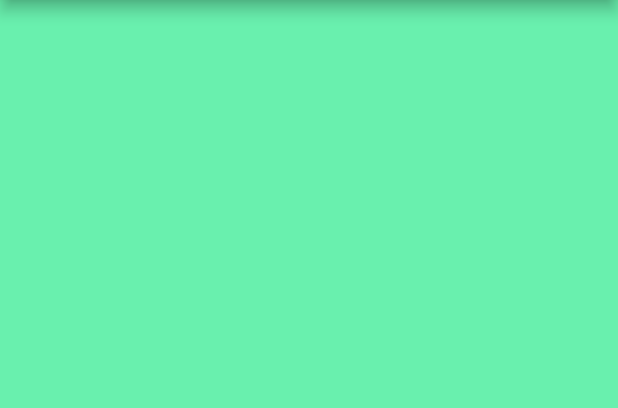
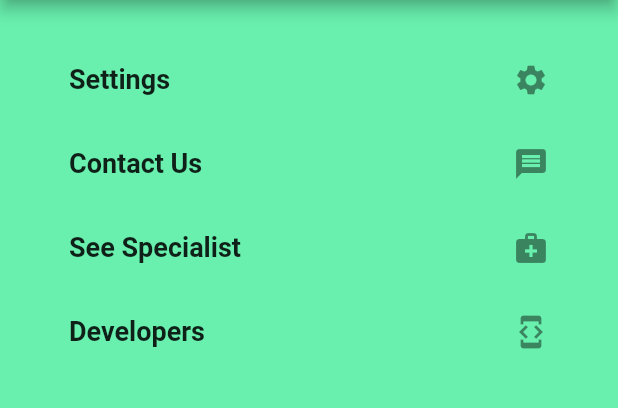
Before and after one commit to pratik-roshan/Major-Project, a Flutter app: the screen it shows after launch, with the side drawer open, on a phone screen of 412 x 824 dp, the part 84-492 px from its top. Run offline on Flutter 3.47's test engine with Material 2 defaults, Android fonts, the phone set to English and light mode, and no system bars; drawn by our look-alikes of curved_navigation_bar; our stand-ins replace image_picker; missing offline and left inert: dart:ffi.

Commit message:
Menubar, homepage and image scanner changed

```diff
--- /dev/null
+++ b/lib/menu/developers.dart
@@ -0,0 +1,24 @@
+import 'package:flutter/material.dart';
+
+class Developers extends StatelessWidget {
+  const Developers({Key? key}) : super(key: key);
+
+  @override
+  Widget build(BuildContext context) {
+    return Scaffold(
+      backgroundColor: Colors.greenAccent,
+      appBar: AppBar(title: Text('Developers'),
+      backgroundColor: Colors.green,),
+      body: GridView.count(crossAxisCount: 2,
+      mainAxisSpacing: 100.0,
+      crossAxisSpacing: 10.0,
+      children: [
+        Image.asset('images/developers/rupesh.jpg'),
+        Image.asset('images/developers/sairam.jpg'),
+        Image.asset('images/developers/pratik.jpg'),
+        Image.asset('images/developers/prashant.jpg'),
+      ],
+      ),
+    );
+  }
+}
--- a/lib/screens/drawer_screen.dart
+++ b/lib/screens/drawer_screen.dart
@@ -1,3 +1,4 @@
+import 'package:apothecary/menu/developers.dart';
 import 'package:flutter/material.dart';
 
 class MyDrawer extends StatefulWidget {
@@ -15,6 +16,39 @@ class _MyDrawerState extends State<MyDrawer> {
       appBar: AppBar(
         backgroundColor: Colors.green,
         title: Text('Menu'),),
+        body: Container(
+          padding: EdgeInsets.symmetric(horizontal: 30,vertical: 25),
+          child: ListView(
+            children: [
+              ListTile(
+                title: Text('Settings', style: TextStyle(fontSize: 18,
+                fontWeight: FontWeight.bold),),
+                trailing:Icon(Icons.settings) ,
+              ),
+              ListTile(
+                title: Text('Contact Us', style: TextStyle(fontSize: 18,
+                fontWeight: FontWeight.bold),),
+                trailing:Icon(Icons.message),
+              ),
+              ListTile(
+                title: Text('See Specialist', style: TextStyle(fontSize: 18,
+                fontWeight: FontWeight.bold),),
+                trailing:Icon(Icons.medical_services) ,
+              ),
+              ListTile(
+                onTap: () {
+                  Navigator.push(
+                            context,
+                            MaterialPageRoute(
+                                builder: (context) => const Developers()));
+                },
+                title: Text('Developers', style: TextStyle(fontSize: 18,
+                fontWeight: FontWeight.bold),),
+                trailing:Icon(Icons.developer_mode) ,
+              ),
+            ],
+          ),
+        ),
     );
   }
 }
--- a/lib/screens/middle_home.dart
+++ b/lib/screens/middle_home.dart
@@ -16,159 +16,97 @@ class _HomePageMiddleState extends State<HomePageMiddle> {
       // ignore: prefer_const_literals_to_create_immutables
       children: [
         ListTile(
-          leading: Image(image: AssetImage('images/Plants/Aloe_vera.jpg')),
+          // leading: Image(image: AssetImage('images/Plants/Aloe_vera.jpg')),
+          leading: CircleAvatar(
+              radius: 40,
+              backgroundImage: AssetImage('images/Plants/Aloe_vera.jpg')),
           title: Text('Aloe Vera'),
           subtitle: Text('click to preview'),
           trailing: Icon(Icons.info),
         ),
         ListTile(
-          leading: Image(image: AssetImage('images/Plants/ashwagandha.png')),
+          // leading: Image(image: AssetImage('images/Plants/ashwagandha.png')),
+          leading: CircleAvatar(
+              radius: 40,
+              backgroundImage: AssetImage('images/Plants/ashwagandha.png')),
           title: Text('Ashwagandha'),
           subtitle: Text('click to preview'),
           trailing: Icon(Icons.info),
         ),
         ListTile(
-          leading: Image(image: AssetImage('images/Plants/calendula.jpg')),
+          // leading: Image(image: AssetImage('images/Plants/calendula.jpg')),
+          leading: CircleAvatar(
+              radius: 40,
+              backgroundImage: AssetImage('images/Plants/calendula.jpg')),
           title: Text('Calendula'),
           subtitle: Text('click to preview'),
           trailing: Icon(Icons.info),
         ),
         ListTile(
-          leading: Image(
-              image: AssetImage('images/Plants/lavender-flower-seeds.jpg')),
+          // leading: Image(
+          //     image: AssetImage('images/Plants/lavender-flower-seeds.jpg')),
+          leading: CircleAvatar(radius: 40,
+            backgroundImage: AssetImage('images/Plants/lavender-flower-seeds.jpg')),
           title: Text('Lavender'),
           subtitle: Text('click to preview'),
           trailing: Icon(Icons.info),
         ),
         ListTile(
-          leading: Image(
-              image: AssetImage('images/Plants/methi-kasturi-fenugreek.jpg')),
+          // leading: Image(
+          //     image: AssetImage('images/Plants/methi-kasturi-fenugreek.jpg')),
+          leading: CircleAvatar(radius: 40,
+            backgroundImage: AssetImage('images/Plants/methi-kasturi-fenugreek.jpg')),
           title: Text('Fenugreek'),
           subtitle: Text('click to preview'),
           trailing: Icon(Icons.info),
         ),
         ListTile(
-          leading: Image(image: AssetImage('images/Plants/Neem.webp')),
+          // leading: Image(image: AssetImage('images/Plants/Neem.webp')),
+          leading: CircleAvatar(radius: 40,
+            backgroundImage: AssetImage('images/Plants/Neem.webp')),
           title: Text('Neem'),
           subtitle: Text('click to preview'),
           trailing: Icon(Icons.info),
         ),
         ListTile(
-          leading: Image(image: AssetImage('images/Plants/rosemary.jpg')),
+          // leading: Image(image: AssetImage('images/Plants/rosemary.jpg')),
+          leading: CircleAvatar(radius: 40,
+            backgroundImage: AssetImage('images/Plants/rosemary.jpg')),
           title: Text('Rosemary'),
           subtitle: Text('click to preview'),
           trailing: Icon(Icons.info),
         ),
         ListTile(
-          leading: Image(
-              image: AssetImage(
-                  'images/Plants/thyme-thymus-vulgaris-herb-seeds.jpg')),
+          // leading: Image(
+          //     image: AssetImage(
+                  // 'images/Plants/thyme-thymus-vulgaris-herb-seeds.jpg')),
+          leading: CircleAvatar(radius: 40,
+            backgroundImage: AssetImage('images/Plants/thyme-thymus-vulgaris-herb-seeds.jpg')),
           title: Text('Thyme'),
           subtitle: Text('click to preview'),
           trailing: Icon(Icons.info),
         ),
         ListTile(
-          leading:
-              Image(image: AssetImage('images/Plants/Tulasi_Holy_basil.jpg')),
+          // leading:
+          //     Image(image: AssetImage('images/Plants/Tulasi_Holy_basil.jpg')),
+          leading: CircleAvatar(
+              radius: 40,
+              backgroundImage: AssetImage('images/Plants/Tulasi_Holy_basil.jpg')),
           title: Text('Tulasi'),
           subtitle: Text('click to preview'),
           trailing: Icon(Icons.info),
         ),
         ListTile(
-          leading: Image(
-              image: AssetImage(
-                  'images/Plants/weed-marijuana-polling-tobacco.jpg')),
+          // leading: Image(
+          //     image: AssetImage(
+          //         'images/Plants/weed-marijuana-polling-tobacco.jpg')),
+          leading: CircleAvatar(
+              radius: 40,
+              backgroundImage: AssetImage('images/Plants/weed-marijuana-polling-tobacco.jpg')),
           title: Text('Weed'),
           subtitle: Text('click to preview'),
           trailing: Icon(Icons.info),
         ),
-        // ListTile(
-        //   leading: Image(image: AssetImage('images/developers/prashant.jpg')),
-        //   title: Text('prashant shreshtha'),
-        //   subtitle: Text('click to preview'),
-        //   trailing: Icon(Icons.info),
-        // ),
-        // ListTile(
-        //   leading: Image(image: AssetImage('images/developers/pratik.jpg')),
-        //   title: Text('Pratik Roshan Shah'),
-        //   subtitle: Text('click to preview'),
-        //   trailing: Icon(Icons.info),
-        // ),
-        // ListTile(
-        //   leading: Image(image: AssetImage('images/developers/sairam.jpg')),
-        //   title: Text('Sairam sah'),
-        //   subtitle: Text('click to preview'),
-        //   trailing: Icon(Icons.info),
-        // ),
-        // ListTile(
-        //   leading: Image(image: AssetImage('images/developers/rupesh.jpg')),
-        //   title: Text('Rupesh Kumar Mandal'),
-        //   subtitle: Text('click to preview'),
-        //   trailing: Icon(Icons.info),
-        // ),
-        // ListTile(
-        //   leading: Image(image: AssetImage('images/developers/prashant.jpg')),
-        //   title: Text('prashant shreshtha'),
-        //   subtitle: Text('click to preview'),
-        //   trailing: Icon(Icons.info),
-        // ),
-        // ListTile(
-        //   leading: Image(image: AssetImage('images/developers/pratik.jpg')),
-        //   title: Text('Pratik Roshan Shah'),
-        //   subtitle: Text('click to preview'),
-        //   trailing: Icon(Icons.info),
-        // ),
-        // ListTile(
-        //   leading: Image(image: AssetImage('images/developers/sairam.jpg')),
-        //   title: Text('Sairam sah'),
-        //   subtitle: Text('click to preview'),
-        //   trailing: Icon(Icons.info),
-        // ),
-        // ListTile(
-        //   leading: Image(image: AssetImage('images/developers/rupesh.jpg')),
-        //   title: Text('Rupesh Kumar Mandal'),
-        //   subtitle: Text('click to preview'),
-        //   trailing: Icon(Icons.info),
-        // ),
-        // ListTile(
-        //   leading: Image(image: AssetImage('images/developers/prashant.jpg')),
-        //   title: Text('prashant shreshtha'),
-        //   subtitle: Text('click to preview'),
-        //   trailing: Icon(Icons.info),
-        // ),
-        // ListTile(
-        //   leading: Image(image: AssetImage('images/developers/pratik.jpg')),
-        //   title: Text('Pratik Roshan Shah'),
-        //   subtitle: Text('click to preview'),
-        //   trailing: Icon(Icons.info),
-        // ),
-        // ListTile(
-        //   leading: Image(image: AssetImage('images/developers/sairam.jpg')),
-        //   title: Text('Sairam sah'),
-        //   subtitle: Text('click to preview'),
-        //   trailing: Icon(Icons.info),
-        // ),
-        // ListTile(
-        //   leading: Image(image: AssetImage('images/developers/rupesh.jpg')),
-        //   title: Text('Rupesh Kumar Mandal'),
-        //   subtitle: Text('click to preview'),
-        //   trailing: Icon(Icons.info),
-        // ),
-        // ListTile(
-        //   leading: Image(image: AssetImage('images/developers/prashant.jpg')),
-        //   title: Text('prashant shreshtha'),
-        //   subtitle: Text('click to preview'),
-        //   trailing: Icon(Icons.info),
-        // ),
-        // SizedBox(
-        //   height: 200,
-        //   child: ListTile(
-        //     leading: Image(image: AssetImage('images/developers/pratik.jpg')),
-        //     title: Text('Pratik Roshan Shah'),
-        //     subtitle: Text('click to preview'),
-        //     trailing: Icon(Icons.info),
-        //   ),
-        // ),
       ],
     );
   }
--- a/lib/screens/qr_scanner.dart
+++ b/lib/screens/qr_scanner.dart
@@ -17,7 +17,7 @@ class _ImageScannerState extends State<ImageScanner> {
         child: Column(
           mainAxisAlignment: MainAxisAlignment.center,
           children: [
-            Icon(Icons.image),
+            Icon(Icons.folder_copy, size: 50,),
             ElevatedButton(
               onPressed: () {},
               child: Text('Image'),
```
Also changed, not shown: lib/screens/developers.dart (added).
